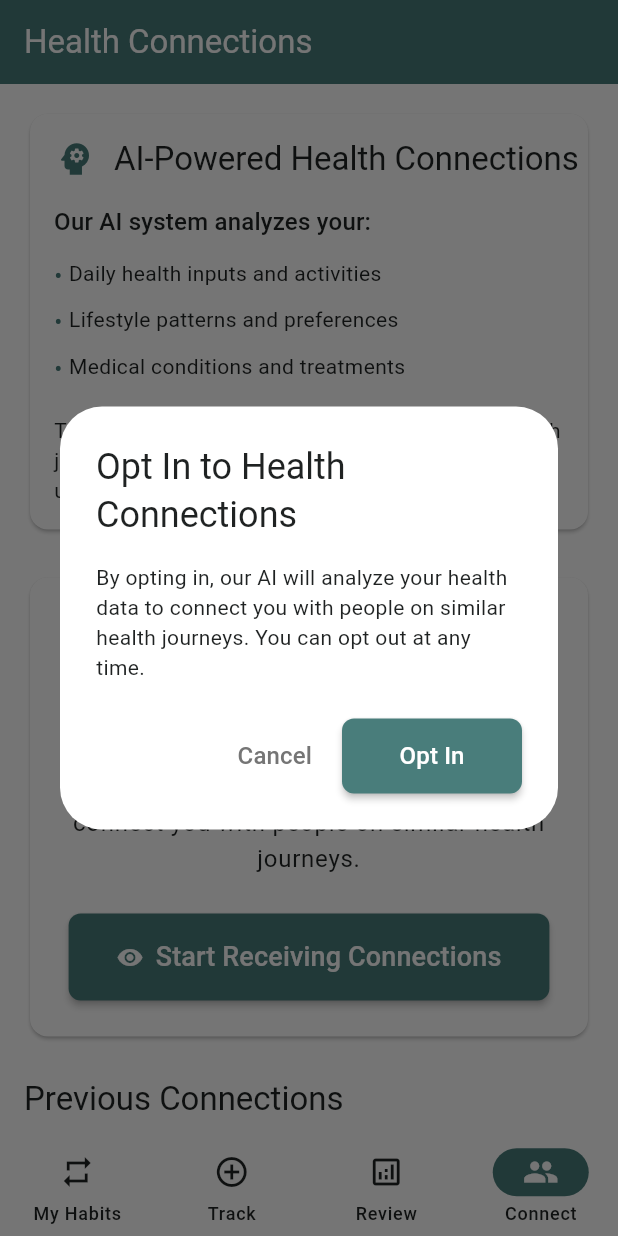
After one commit to kylevon/ai-ventures-hackathon-2025, a Flutter app: the ConnectPage screen opened by its route, after a tap on "Start Receiving Connections", on a phone screen of 412 x 824 dp. The commit adds this screen. Run offline on Flutter 3.47's test engine with Material 3 defaults, Android fonts, the phone set to English and light mode, and no system bars; our stand-ins replace flutter_riverpod, freezed_annotation, go_router, table_calendar.

Commit message:
feat: connect button is added

```diff
--- /dev/null
+++ b/lib/features/connect/presentation/pages/connect_page.dart
@@ -0,0 +1,280 @@
+import 'package:flutter/material.dart';
+
+class ConnectPage extends StatefulWidget {
+  const ConnectPage({super.key});
+
+  @override
+  State<ConnectPage> createState() => _ConnectPageState();
+}
+
+class _ConnectPageState extends State<ConnectPage> {
+  bool _isOptedIn = false;
+
+  void _toggleOptInStatus() {
+    setState(() {
+      _isOptedIn = !_isOptedIn;
+    });
+  }
+
+  @override
+  Widget build(BuildContext context) {
+    return Scaffold(
+      appBar: AppBar(
+        title: const Text('Health Connections'),
+      ),
+      body: ListView(
+        padding: const EdgeInsets.all(16),
+        children: [
+          _buildAIMatchingInfo(context),
+          const SizedBox(height: 24),
+          _buildOptInOutCard(context),
+          const SizedBox(height: 24),
+          _buildMyConnections(context),
+        ],
+      ),
+    );
+  }
+
+  Widget _buildAIMatchingInfo(BuildContext context) {
+    return Card(
+      child: Padding(
+        padding: const EdgeInsets.all(16),
+        child: Column(
+          crossAxisAlignment: CrossAxisAlignment.start,
+          children: [
+            Row(
+              children: [
+                Icon(
+                  Icons.psychology,
+                  size: 28,
+                  color: Theme.of(context).colorScheme.primary,
+                ),
+                const SizedBox(width: 12),
+                Text(
+                  'AI-Powered Health Connections',
+                  style: Theme.of(context).textTheme.titleLarge,
+                ),
+              ],
+            ),
+            const SizedBox(height: 16),
+            Text(
+              'Our AI system analyzes your:',
+              style: Theme.of(context).textTheme.titleMedium,
+            ),
+            const SizedBox(height: 8),
+            _buildBulletPoint(context, 'Daily health inputs and activities'),
+            _buildBulletPoint(context, 'Lifestyle patterns and preferences'),
+            _buildBulletPoint(context, 'Medical conditions and treatments'),
+            const SizedBox(height: 16),
+            Text(
+              'To connect you with people who share similar health journeys and can provide meaningful support and understanding.',
+              style: Theme.of(context).textTheme.bodyMedium,
+            ),
+          ],
+        ),
+      ),
+    );
+  }
+
+  Widget _buildBulletPoint(BuildContext context, String text) {
+    return Padding(
+      padding: const EdgeInsets.symmetric(vertical: 4),
+      child: Row(
+        crossAxisAlignment: CrossAxisAlignment.start,
+        children: [
+          Text(
+            '• ',
+            style: TextStyle(
+              color: Theme.of(context).colorScheme.primary,
+              fontSize: 16,
+            ),
+          ),
+          Expanded(
+            child: Text(text),
+          ),
+        ],
+      ),
+    );
+  }
+
+  Widget _buildOptInOutCard(BuildContext context) {
+    return Card(
+      child: Padding(
+        padding: const EdgeInsets.all(24),
+        child: Column(
+          crossAxisAlignment: CrossAxisAlignment.center,
+          children: [
+            Text(
+              'Connect with Similar Health Journeys',
+              style: Theme.of(context).textTheme.headlineSmall?.copyWith(
+                    fontWeight: FontWeight.bold,
+                  ),
+              textAlign: TextAlign.center,
+            ),
+            const SizedBox(height: 16),
+            Text(
+              'If you opt in, our AI will analyze your lifestyle, inputs, and health status to connect you with people on similar health journeys.',
+              style: Theme.of(context).textTheme.bodyLarge,
+              textAlign: TextAlign.center,
+            ),
+            const SizedBox(height: 24),
+            ElevatedButton.icon(
+              icon: Icon(
+                _isOptedIn ? Icons.visibility_off : Icons.visibility,
+                color: Colors.white,
+              ),
+              label: Text(
+                _isOptedIn
+                    ? 'Stop Receiving Connections'
+                    : 'Start Receiving Connections',
+                style: const TextStyle(
+                  fontSize: 18,
+                  color: Colors.white,
+                ),
+              ),
+              style: ElevatedButton.styleFrom(
+                padding: const EdgeInsets.symmetric(
+                  horizontal: 32,
+                  vertical: 16,
+                ),
+                backgroundColor: Theme.of(context).colorScheme.primary,
+                foregroundColor: Colors.white,
+              ),
+              onPressed: () {
+                showDialog(
+                  context: context,
+                  builder: (context) => AlertDialog(
+                    title: Text(_isOptedIn
+                        ? 'Opt Out of Health Connections'
+                        : 'Opt In to Health Connections'),
+                    content: Text(
+                      _isOptedIn
+                          ? 'By opting out, you will no longer be matched with people who share similar health conditions and lifestyle. Your data will remain private and will not be used for matching.'
+                          : 'By opting in, our AI will analyze your health data to connect you with people on similar health journeys. You can opt out at any time.',
+                    ),
+                    actions: [
+                      TextButton(
+                        onPressed: () => Navigator.pop(context),
+                        style: TextButton.styleFrom(
+                          foregroundColor: Colors.grey[600],
+                        ),
+                        child: const Text(
+                          'Cancel',
+                          style: TextStyle(fontSize: 16),
+                        ),
+                      ),
+                      ElevatedButton(
+                        onPressed: () {
+                          _toggleOptInStatus();
+                          Navigator.pop(context);
+                        },
+                        style: ElevatedButton.styleFrom(
+                          backgroundColor:
+                              Theme.of(context).colorScheme.primary,
+                          foregroundColor: Colors.white,
+                          padding: const EdgeInsets.symmetric(
+                            horizontal: 24,
+                            vertical: 12,
+                          ),
+                        ),
+                        child: Text(
+                          _isOptedIn ? 'Opt Out' : 'Opt In',
+                          style: const TextStyle(
+                            fontSize: 16,
+                            color: Colors.white,
+                          ),
+                        ),
+                      ),
+                    ],
+                  ),
+                );
+              },
+            ),
+            if (_isOptedIn) ...[
+              const SizedBox(height: 16),
+              Text(
+                'You are currently receiving AI-matched connections',
+                style: TextStyle(
+                  color: Theme.of(context).colorScheme.primary,
+                  fontWeight: FontWeight.w500,
+                ),
+              ),
+            ],
+          ],
+        ),
+      ),
+    );
+  }
+
+  Widget _buildMyConnections(BuildContext context) {
+    return Column(
+      crossAxisAlignment: CrossAxisAlignment.start,
+      children: [
+        Text(
+          'Previous Connections',
+          style: Theme.of(context).textTheme.titleLarge,
+        ),
+        const SizedBox(height: 16),
+        Card(
+          child: ListView.separated(
+            shrinkWrap: true,
+            physics: const NeverScrollableScrollPhysics(),
+            itemCount: 3,
+            separatorBuilder: (context, index) => const Divider(),
+            itemBuilder: (context, index) {
+              final connections = [
+                {
+                  'name': 'Sarah M.',
+                  'details': 'Similar diet and exercise routine',
+                  'lastActive': '2 days ago',
+                },
+                {
+                  'name': 'John D.',
+                  'details': 'Recently diagnosed, same medication',
+                  'lastActive': '5 days ago',
+                },
+                {
+                  'name': 'Emma W.',
+                  'details': 'Matching lifestyle and health goals',
+                  'lastActive': '1 week ago',
+                },
+              ];
+
+              final connection = connections[index];
+              return ListTile(
+                leading: CircleAvatar(
+                  backgroundColor: Colors.primaries[index],
+                  child: Text(
+                    connection['name']!.substring(0, 1),
+                    style: const TextStyle(color: Colors.white),
+                  ),
+                ),
+                title: Text(connection['name']!),
+                subtitle: Column(
+                  crossAxisAlignment: CrossAxisAlignment.start,
+                  children: [
+                    Text(connection['details']!),
+                    const SizedBox(height: 4),
+                    Text(
+                      'Last active: ${connection['lastActive']}',
+                      style: TextStyle(
+                        color: Colors.grey[600],
+                        fontSize: 12,
+                      ),
+                    ),
+                  ],
+                ),
+                trailing: IconButton(
+                  icon: const Icon(Icons.message_outlined),
+                  onPressed: () {
+                    // TODO: Implement messaging functionality
+                  },
+                ),
+              );
+            },
+          ),
+        ),
+      ],
+    );
+  }
+}
--- a/lib/features/navigation/presentation/screens/main_screen.dart
+++ b/lib/features/navigation/presentation/screens/main_screen.dart
@@ -24,6 +24,8 @@ class _MainScreenState extends State<MainScreen> {
         return 1;
       case '/review':
         return 2;
+      case '/connect':
+        return 3;
       default:
         return 0;
     }
@@ -40,6 +42,9 @@ class _MainScreenState extends State<MainScreen> {
       case 2:
         context.go('/review');
         break;
+      case 3:
+        context.go('/connect');
+        break;
     }
   }
 
--- a/lib/features/navigation/presentation/widgets/bottom_nav_bar.dart
+++ b/lib/features/navigation/presentation/widgets/bottom_nav_bar.dart
@@ -41,6 +41,11 @@ class BottomNavBar extends StatelessWidget {
         selectedIcon: Icons.analytics,
         label: 'Review',
       ),
+      _buildDestination(
+        icon: Icons.people_outline,
+        selectedIcon: Icons.people,
+        label: 'Connect',
+      ),
     ];
   }
 
--- a/lib/main.dart
+++ b/lib/main.dart
@@ -7,6 +7,7 @@ import 'features/navigation/presentation/screens/main_screen.dart';
 import 'features/input/presentation/screens/input_screen.dart';
 import 'features/review/presentation/screens/review_screen.dart';
 import 'features/shared/presentation/pages/daily_tracking_page.dart';
+import 'features/connect/presentation/pages/connect_page.dart';
 
 final _router = GoRouter(
   initialLocation: '/',
@@ -25,6 +26,10 @@ final _router = GoRouter(
         GoRoute(
           path: '/review',
           builder: (context, state) => const ReviewScreen(),
+        ),
+        GoRoute(
+          path: '/connect',
+          builder: (context, state) => const ConnectPage(),
         ),
       ],
     ),
```
